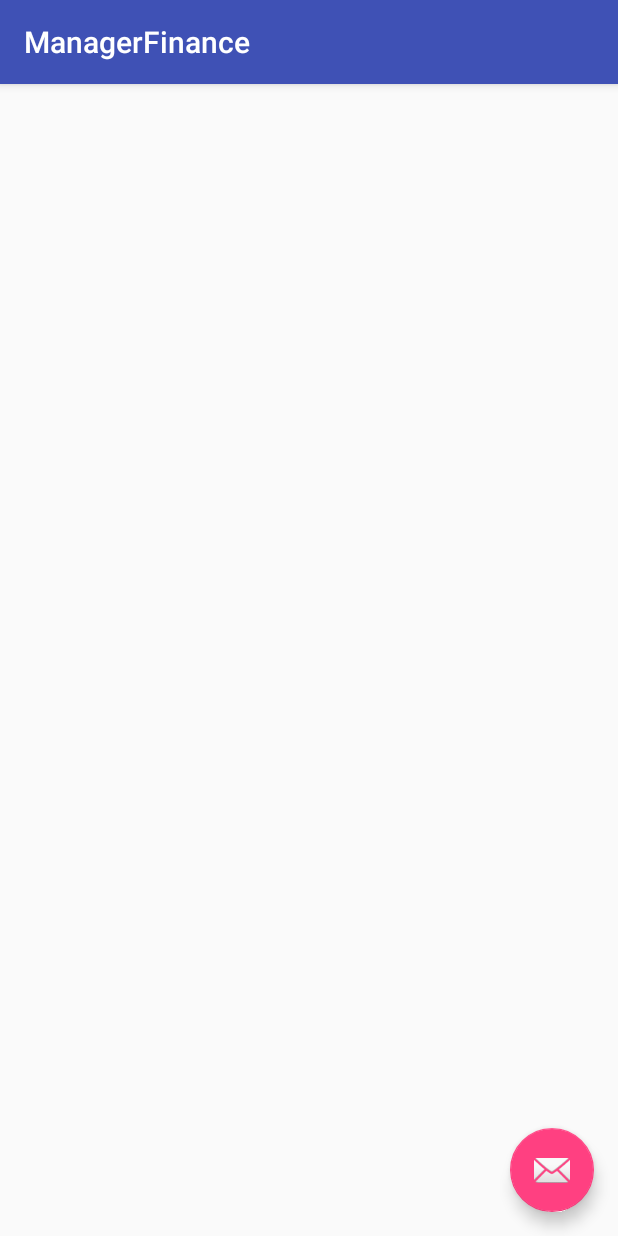
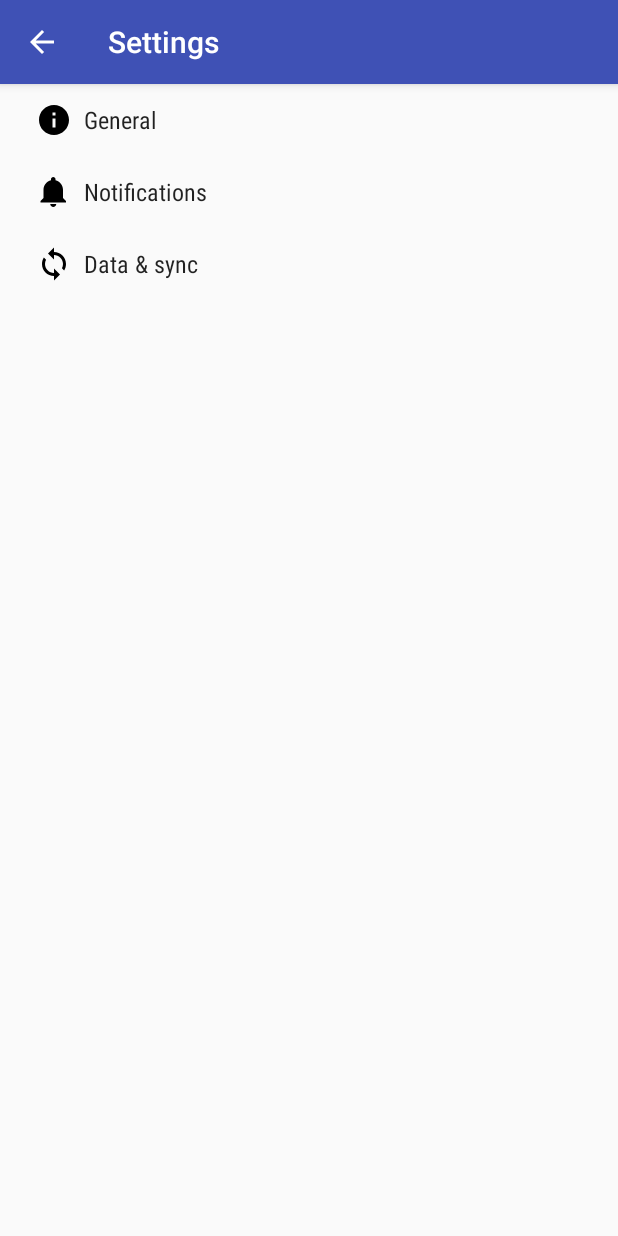
Before and after one commit to ValdiJr/gerenciadorFinanceiro, an Android app: the screen it shows after launch (MonthActivity before the commit, SettingsActivity after it), in the options menu, after a tap on "Settings", on a phone screen of 412 x 824 dp. Run offline under Robolectric (Android 15) with nearby library versions, the phone set to English and light mode, and no system bars; 2 statements that could not run were skipped.

Commit message:
Adiciona Settings

```diff
--- a/app/src/main/java/com/smartcase/vfnj_jbsn/gerenciadorfinanceiro/MainActivity.java
+++ b/app/src/main/java/com/smartcase/vfnj_jbsn/gerenciadorfinanceiro/MainActivity.java
@@ -2,10 +2,12 @@ package com.smartcase.vfnj_jbsn.gerenciadorfinanceiro;
 
 import android.content.ContentValues;
 import android.content.Intent;
+import android.content.SharedPreferences;
 import android.database.Cursor;
 import android.net.Uri;
 import android.os.Build;
 import android.os.Bundle;
+import android.preference.PreferenceManager;
 import android.support.annotation.RequiresApi;
 import android.support.design.widget.FloatingActionButton;
 import android.support.v4.app.FragmentManager;
@@ -21,6 +23,7 @@ import com.smartcase.vfnj_jbsn.gerenciadorfinanceiro.data.ManagerContract;
 import com.smartcase.vfnj_jbsn.gerenciadorfinanceiro.data.ManagerDbUtils;
 import com.smartcase.vfnj_jbsn.gerenciadorfinanceiro.graphic.MonthActivity;
 import com.smartcase.vfnj_jbsn.gerenciadorfinanceiro.models.FinanceEntry;
+import com.smartcase.vfnj_jbsn.gerenciadorfinanceiro.preferences.SettingsActivity;
 import com.smartcase.vfnj_jbsn.gerenciadorfinanceiro.sync.ManagerFinanceSyncAdapter;
 
 import java.util.Date;
@@ -52,6 +55,11 @@ public class MainActivity extends AppCompatActivity implements LatestsEntryFragm
         setContentView(R.layout.activity_main);
         Toolbar toolbar = (Toolbar) findViewById(R.id.toolbar);
         setSupportActionBar(toolbar);
+        SharedPreferences sharedPref = PreferenceManager.getDefaultSharedPreferences(this);
+        String userName = sharedPref.getString("example_text", "");
+        this.setTitle(userName);
+
+
 
 
         //DummyData.generateDummyEntries();
@@ -128,7 +136,7 @@ public class MainActivity extends AppCompatActivity implements LatestsEntryFragm
         //noinspection SimplifiableIfStatement
         if (id == R.id.action_settings) {
 
-            Intent intent = new Intent(this, MonthActivity.class);
+            Intent intent = new Intent(this, SettingsActivity.class);
             startActivity(intent);
  //           ManagerFinanceSyncAdapter.syncImmediately(this);
 //            Intent alarmIntent = new Intent(this, FinanceService.AlarmReceiver.class);
--- /dev/null
+++ b/app/src/main/java/com/smartcase/vfnj_jbsn/gerenciadorfinanceiro/preferences/AppCompatPreferenceActivity.java
@@ -0,0 +1,109 @@
+package com.smartcase.vfnj_jbsn.gerenciadorfinanceiro.preferences;
+
+import android.content.res.Configuration;
+import android.os.Bundle;
+import android.preference.PreferenceActivity;
+import android.support.annotation.LayoutRes;
+import android.support.annotation.Nullable;
+import android.support.v7.app.ActionBar;
+import android.support.v7.app.AppCompatDelegate;
+import android.support.v7.widget.Toolbar;
+import android.view.MenuInflater;
+import android.view.View;
+import android.view.ViewGroup;
+
+/**
+ * A {@link android.preference.PreferenceActivity} which implements and proxies the necessary calls
+ * to be used with AppCompat.
+ */
+public abstract class AppCompatPreferenceActivity extends PreferenceActivity {
+
+    private AppCompatDelegate mDelegate;
+
+    @Override
+    protected void onCreate(Bundle savedInstanceState) {
+        getDelegate().installViewFactory();
+        getDelegate().onCreate(savedInstanceState);
+        super.onCreate(savedInstanceState);
+    }
+
+    @Override
+    protected void onPostCreate(Bundle savedInstanceState) {
+        super.onPostCreate(savedInstanceState);
+        getDelegate().onPostCreate(savedInstanceState);
+    }
+
+    public ActionBar getSupportActionBar() {
+        return getDelegate().getSupportActionBar();
+    }
+
+    public void setSupportActionBar(@Nullable Toolbar toolbar) {
+        getDelegate().setSupportActionBar(toolbar);
+    }
+
+    @Override
+    public MenuInflater getMenuInflater() {
+        return getDelegate().getMenuInflater();
+    }
+
+    @Override
+    public void setContentView(@LayoutRes int layoutResID) {
+        getDelegate().setContentView(layoutResID);
+    }
+
+    @Override
+    public void setContentView(View view) {
+        getDelegate().setContentView(view);
+    }
+
+    @Override
+    public void setContentView(View view, ViewGroup.LayoutParams params) {
+        getDelegate().setContentView(view, params);
+    }
+
+    @Override
+    public void addContentView(View view, ViewGroup.LayoutParams params) {
+        getDelegate().addContentView(view, params);
+    }
+
+    @Override
+    protected void onPostResume() {
+        super.onPostResume();
+        getDelegate().onPostResume();
+    }
+
+    @Override
+    protected void onTitleChanged(CharSequence title, int color) {
+        super.onTitleChanged(title, color);
+        getDelegate().setTitle(title);
+    }
+
+    @Override
+    public void onConfigurationChanged(Configuration newConfig) {
+        super.onConfigurationChanged(newConfig);
+        getDelegate().onConfigurationChanged(newConfig);
+    }
+
+    @Override
+    protected void onStop() {
+        super.onStop();
+        getDelegate().onStop();
+    }
+
+    @Override
+    protected void onDestroy() {
+        super.onDestroy();
+        getDelegate().onDestroy();
+    }
+
+    public void invalidateOptionsMenu() {
+        getDelegate().invalidateOptionsMenu();
+    }
+
+    private AppCompatDelegate getDelegate() {
+        if (mDelegate == null) {
+            mDelegate = AppCompatDelegate.create(this, null);
+        }
+        return mDelegate;
+    }
+}
--- /dev/null
+++ b/app/src/main/res/drawable/ic_info_black_24dp.xml
@@ -0,0 +1,9 @@
+<vector xmlns:android="http://schemas.android.com/apk/res/android"
+    android:width="24dp"
+    android:height="24dp"
+    android:viewportHeight="24.0"
+    android:viewportWidth="24.0">
+    <path
+        android:fillColor="#FF000000"
+        android:pathData="M12,2C6.48,2 2,6.48 2,12s4.48,10 10,10 10,-4.48 10,-10S17.52,2 12,2zm1,15h-2v-6h2v6zm0,-8h-2V7h2v2z" />
+</vector>
--- /dev/null
+++ b/app/src/main/res/drawable/ic_notifications_black_24dp.xml
@@ -0,0 +1,9 @@
+<vector xmlns:android="http://schemas.android.com/apk/res/android"
+    android:width="24dp"
+    android:height="24dp"
+    android:viewportHeight="24.0"
+    android:viewportWidth="24.0">
+    <path
+        android:fillColor="#FF000000"
+        android:pathData="M11.5,22c1.1,0 2,-0.9 2,-2h-4c0,1.1 0.9,2 2,2zm6.5,-6v-5.5c0,-3.07 -2.13,-5.64 -5,-6.32V3.5c0,-0.83 -0.67,-1.5 -1.5,-1.5S10,2.67 10,3.5v0.68c-2.87,0.68 -5,3.25 -5,6.32V16l-2,2v1h17v-1l-2,-2z" />
+</vector>
--- /dev/null
+++ b/app/src/main/res/drawable/ic_sync_black_24dp.xml
@@ -0,0 +1,9 @@
+<vector xmlns:android="http://schemas.android.com/apk/res/android"
+    android:width="24dp"
+    android:height="24dp"
+    android:viewportHeight="24.0"
+    android:viewportWidth="24.0">
+    <path
+        android:fillColor="#FF000000"
+        android:pathData="M12 4V1L8 5l4 4V6c3.31 0 6 2.69 6 6 0 1.01,-.25 1.97,-.7 2.8l1.46 1.46C19.54 15.03 20 13.57 20 12c0,-4.42,-3.58,-8,-8,-8zm0 14c-3.31 0,-6,-2.69,-6,-6 0,-1.01.25,-1.97.7,-2.8L5.24 7.74C4.46 8.97 4 10.43 4 12c0 4.42 3.58 8 8 8v3l4,-4,-4,-4v3z" />
+</vector>
--- a/app/src/main/res/values/strings.xml
+++ b/app/src/main/res/values/strings.xml
@@ -17,6 +17,75 @@
 
     <!-- TODO: Remove or change this placeholder text -->
     <string name="hello_blank_fragment">Hello blank fragment</string>
+    <string name="title_activity_settings">Settings</string>
+
+    <!-- Strings related to Settings -->
+
+    <!-- Example General settings -->
+    <string name="pref_header_general">General</string>
+
+    <string name="pref_title_social_recommendations">Enable social recommendations</string>
+    <string name="pref_description_social_recommendations">Recommendations for people to contact
+        based on your message history
+    </string>
+
+    <string name="pref_title_display_name">Display name</string>
+    <string name="pref_default_display_name">John Smith</string>
+
+    <string name="pref_title_add_friends_to_messages">Add friends to messages</string>
+    <string-array name="pref_example_list_titles">
+        <item>Always</item>
+        <item>When possible</item>
+        <item>Never</item>
+    </string-array>
+    <string-array name="pref_example_list_values">
+        <item>1</item>
+        <item>0</item>
+        <item>-1</item>
+    </string-array>
+
+    <!-- Example settings for Data & Sync -->
+    <string name="pref_header_data_sync">Data &amp; sync</string>
+
+    <string name="pref_title_sync_frequency">Sync frequency</string>
+    <string-array name="pref_sync_frequency_titles">
+        <item>1 hour</item>
+        <item>3 hours</item>
+        <item>6 hours</item>
+        <item>Never</item>
+    </string-array>
+    <string-array name="pref_sync_frequency_values">
+        <item>60</item>
+        <item>180</item>
+        <item>360</item>
+        <item>-1</item>
+    </string-array>
+
+    <string-array name="list_preference_entries">
+        <item>Entry 1</item>
+        <item>Entry 2</item>
+        <item>Entry 3</item>
+    </string-array>
+
+    <string-array name="list_preference_entry_values">
+        <item>1</item>
+        <item>2</item>
+        <item>3</item>
+    </string-array>
+
+    <string-array name="multi_select_list_preference_default_value" />
+
+    <string name="pref_title_system_sync_settings">System sync settings</string>
+
+    <!-- Example settings for Notifications -->
+    <string name="pref_header_notifications">Notifications</string>
+
+    <string name="pref_title_new_message_notifications">New message notifications</string>
+
+    <string name="pref_title_ringtone">Ringtone</string>
+    <string name="pref_ringtone_silent">Silent</string>
+
+    <string name="pref_title_vibrate">Vibrate</string>
 
 
 </resources>
--- /dev/null
+++ b/app/src/main/res/xml/pref_data_sync.xml
@@ -0,0 +1,21 @@
+<PreferenceScreen xmlns:android="http://schemas.android.com/apk/res/android">
+
+    <!-- NOTE: Hide buttons to simplify the UI. Users can touch outside the dialog to
+         dismiss it. -->
+    <!-- NOTE: ListPreference's summary should be set to its value by the activity code. -->
+    <ListPreference
+        android:defaultValue="180"
+        android:entries="@array/pref_sync_frequency_titles"
+        android:entryValues="@array/pref_sync_frequency_values"
+        android:key="sync_frequency"
+        android:negativeButtonText="@null"
+        android:positiveButtonText="@null"
+        android:title="@string/pref_title_sync_frequency" />
+
+    <!-- This preference simply launches an intent when selected. Use this UI sparingly, per
+         design guidelines. -->
+    <Preference android:title="@string/pref_title_system_sync_settings">
+        <intent android:action="android.settings.SYNC_SETTINGS" />
+    </Preference>
+
+</PreferenceScreen>
--- /dev/null
+++ b/app/src/main/res/xml/pref_general.xml
@@ -0,0 +1,33 @@
+<PreferenceScreen xmlns:android="http://schemas.android.com/apk/res/android">
+
+    <!--<SwitchPreference-->
+        <!--android:defaultValue="true"-->
+        <!--android:key="example_switch"-->
+        <!--android:summary="@string/pref_description_social_recommendations"-->
+        <!--android:title="@string/pref_title_social_recommendations" />-->
+
+    <!-- NOTE: EditTextPreference accepts EditText attributes. -->
+    <!-- NOTE: EditTextPreference's summary should be set to its value by the activity code. -->
+    <EditTextPreference
+        android:capitalize="words"
+        android:defaultValue="@string/pref_default_display_name"
+        android:inputType="textCapWords"
+        android:key="example_text"
+        android:maxLines="1"
+        android:selectAllOnFocus="true"
+        android:singleLine="true"
+        android:title="@string/pref_title_display_name" />
+
+    <!-- NOTE: Hide buttons to simplify the UI. Users can touch outside the dialog to
+         dismiss it. -->
+    <!-- NOTE: ListPreference's summary should be set to its value by the activity code. -->
+    <!--<ListPreference-->
+        <!--android:defaultValue="-1"-->
+        <!--android:entries="@array/pref_example_list_titles"-->
+        <!--android:entryValues="@array/pref_example_list_values"-->
+        <!--android:key="example_list"-->
+        <!--android:negativeButtonText="@null"-->
+        <!--android:positiveButtonText="@null"-->
+        <!--android:title="@string/pref_title_add_friends_to_messages" />-->
+
+</PreferenceScreen>
--- /dev/null
+++ b/app/src/main/res/xml/pref_headers.xml
@@ -0,0 +1,20 @@
+<preference-headers xmlns:android="http://schemas.android.com/apk/res/android">
+
+    <!-- These settings headers are only used on tablets. -->
+
+    <header
+        android:fragment="com.smartcase.vfnj_jbsn.gerenciadorfinanceiro.preferences.SettingsActivity$GeneralPreferenceFragment"
+        android:icon="@drawable/ic_info_black_24dp"
+        android:title="@string/pref_header_general" />
+
+    <header
+        android:fragment="com.smartcase.vfnj_jbsn.gerenciadorfinanceiro.preferences.SettingsActivity$NotificationPreferenceFragment"
+        android:icon="@drawable/ic_notifications_black_24dp"
+        android:title="@string/pref_header_notifications" />
+
+    <header
+        android:fragment="com.smartcase.vfnj_jbsn.gerenciadorfinanceiro.preferences.SettingsActivity$DataSyncPreferenceFragment"
+        android:icon="@drawable/ic_sync_black_24dp"
+        android:title="@string/pref_header_data_sync" />
+
+</preference-headers>
--- /dev/null
+++ b/app/src/main/res/xml/pref_notification.xml
@@ -0,0 +1,27 @@
+<PreferenceScreen xmlns:android="http://schemas.android.com/apk/res/android">
+
+    <!-- A 'parent' preference, which enables/disables child preferences (below)
+         when checked/unchecked. -->
+    <SwitchPreference
+        android:defaultValue="true"
+        android:key="notifications_new_message"
+        android:title="@string/pref_title_new_message_notifications" />
+
+    <!-- Allows the user to choose a ringtone in the 'notification' category. -->
+    <!-- NOTE: This preference will be enabled only when the checkbox above is checked. -->
+    <!-- NOTE: RingtonePreference's summary should be set to its value by the activity code. -->
+    <!--<RingtonePreference-->
+        <!--android:defaultValue="content://settings/system/notification_sound"-->
+        <!--android:dependency="notifications_new_message"-->
+        <!--android:key="notifications_new_message_ringtone"-->
+        <!--android:ringtoneType="notification"-->
+        <!--android:title="@string/pref_title_ringtone" />-->
+
+    <!-- NOTE: This preference will be enabled only when the checkbox above is checked. -->
+    <!--<SwitchPreference-->
+        <!--android:defaultValue="true"-->
+        <!--android:dependency="notifications_new_message"-->
+        <!--android:key="notifications_new_message_vibrate"-->
+        <!--android:title="@string/pref_title_vibrate" />-->
+
+</PreferenceScreen>
```
Also changed, not shown: app/src/main/AndroidManifest.xml (+8 -0 lines), app/src/main/java/com/smartcase/vfnj_jbsn/gerenciadorfinanceiro/preferences/SettingsActivity.java (added, +269 -0 lines), app/src/main/java/com/smartcase/vfnj_jbsn/gerenciadorfinanceiro/sync/ManagerFinanceSyncAdapter.java (+14 -6 lines).
